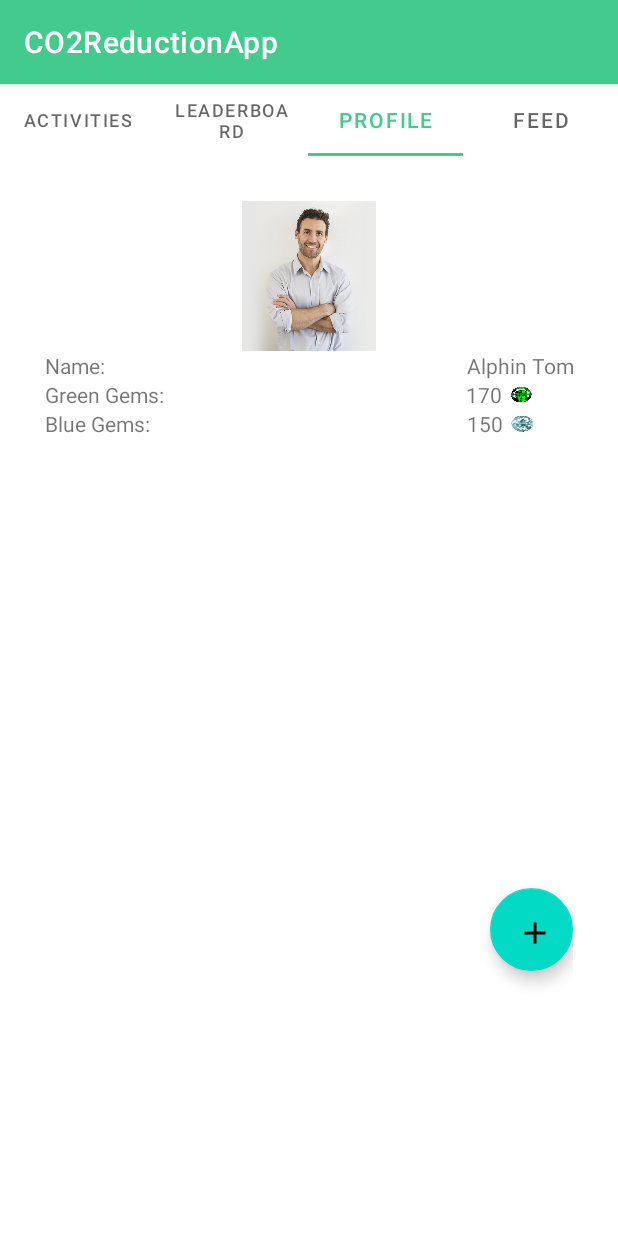
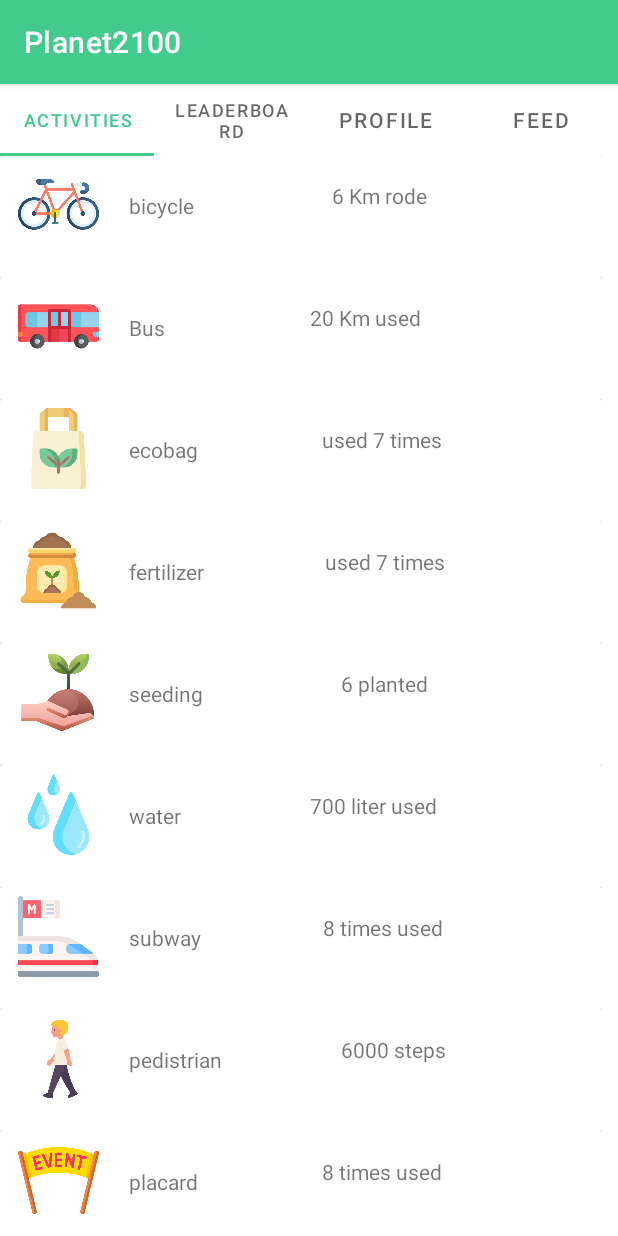
Before and after one commit to msc94/hackatum-2021, an Android app: the screen it shows after launch (MainActivity), on a phone screen of 412 x 824 dp. Run offline under Robolectric (Android 15) with nearby library versions, the phone set to English and light mode, and no system bars.

Commit message:
Change app title

```diff
--- a/app/src/main/java/com/example/co2reductionapp/MainActivity.java
+++ b/app/src/main/java/com/example/co2reductionapp/MainActivity.java
@@ -28,7 +28,7 @@ public class MainActivity extends AppCompatActivity {
 
         mPager = (ViewPager) findViewById(R.id.pager);
         mPager.setAdapter(new ScreenSlidePagerAdapter(getSupportFragmentManager()));
-        mPager.setCurrentItem(2);
+        // mPager.setCurrentItem(2);
 
         mTabLayout = (TabLayout) findViewById(R.id.tab_layout);
         mTabLayout.setupWithViewPager(mPager);
--- a/app/src/main/res/values/strings.xml
+++ b/app/src/main/res/values/strings.xml
@@ -1,5 +1,5 @@
 <resources>
-    <string name="app_name">CO2ReductionApp</string>
+    <string name="app_name">Planet2100</string>
     <!-- TODO: Remove or change this placeholder text -->
     <string name="hello_blank_fragment">Hello blank fragment</string>
 
```
